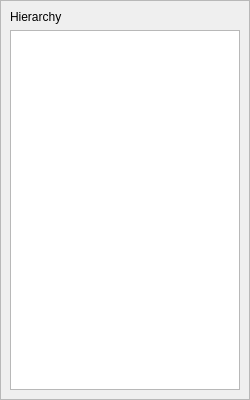
The window that editor_gui/hierarchy_widget/hierarchy_widget.ui (KonyshevArtem/render-engine) describes before a commit, drawn with Qt 5.
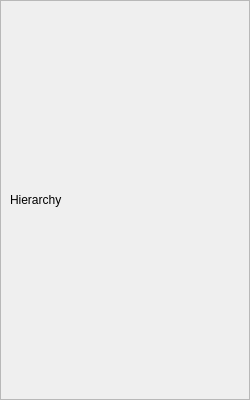
The same window after the commit.

Commit message: - add ability to reparent gameobjects in hierarchy widget - check that new parent is not self

```diff
--- a/editor_gui/hierarchy_widget/hierarchy_widget.ui
+++ b/editor_gui/hierarchy_widget/hierarchy_widget.ui
@@ -55,6 +55,12 @@
      <layout class="QVBoxLayout" name="verticalLayout">
       <item>
        <widget class="QLabel" name="header">
+        <property name="sizePolicy">
+         <sizepolicy hsizetype="Preferred" vsizetype="Maximum">
+          <horstretch>0</horstretch>
+          <verstretch>0</verstretch>
+         </sizepolicy>
+        </property>
         <property name="text">
          <string>Hierarchy</string>
         </property>
@@ -63,30 +69,6 @@
         </property>
        </widget>
       </item>
-      <item>
-       <widget class="QTreeWidget" name="tree">
-        <property name="autoFillBackground">
-         <bool>false</bool>
-        </property>
-        <property name="indentation">
-         <number>10</number>
-        </property>
-        <property name="uniformRowHeights">
-         <bool>false</bool>
-        </property>
-        <property name="itemsExpandable">
-         <bool>true</bool>
-        </property>
-        <attribute name="headerVisible">
-         <bool>false</bool>
-        </attribute>
-        <column>
-         <property name="text">
-          <string>1</string>
-         </property>
-        </column>
-       </widget>
-      </item>
      </layout>
     </widget>
    </item>
```
The commit also changes 8 other files.
